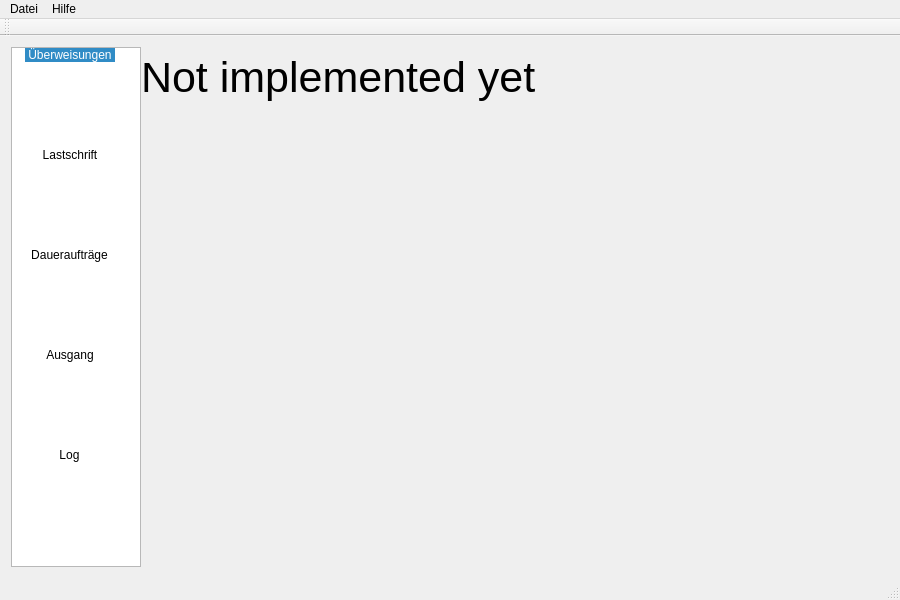
Qt form src/mainwindow.ui (schmufu/abtransfers) before a commit.
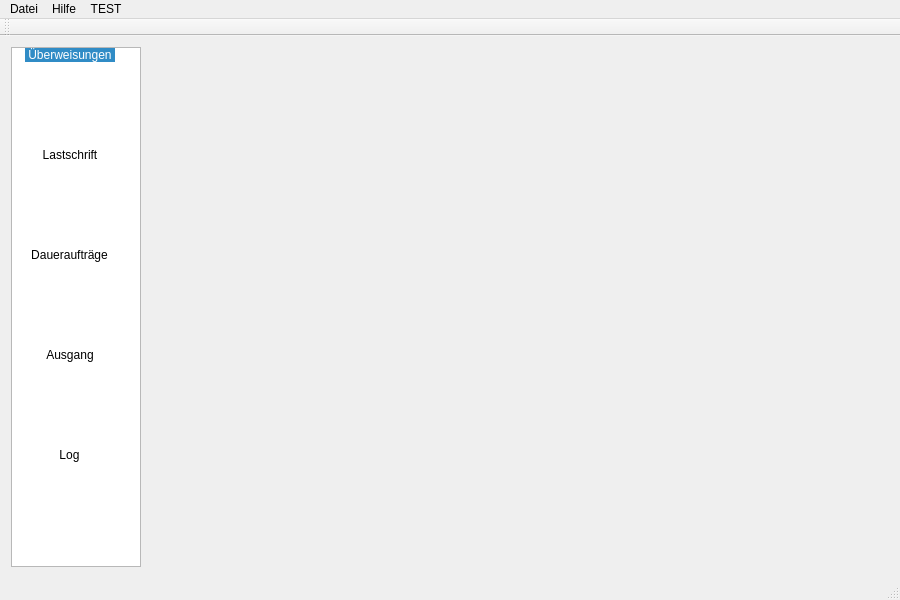
The same form after that commit. The open tabs and pages were chosen to show the change. Icons and pictures are not drawn.

Patch:
```diff
--- a/src/mainwindow.ui
+++ b/src/mainwindow.ui
@@ -389,26 +389,7 @@
           </property>
          </widget>
         </widget>
-        <widget class="QWidget" name="Log">
-         <widget class="QLabel" name="label_9">
-          <property name="geometry">
-           <rect>
-            <x>0</x>
-            <y>0</y>
-            <width>461</width>
-            <height>61</height>
-           </rect>
-          </property>
-          <property name="font">
-           <font>
-            <pointsize>32</pointsize>
-           </font>
-          </property>
-          <property name="text">
-           <string>Not implemented yet</string>
-          </property>
-         </widget>
-        </widget>
+        <widget class="QWidget" name="Log"/>
        </widget>
       </item>
      </layout>
@@ -438,8 +419,17 @@
     <addaction name="actionAbout_Qt"/>
     <addaction name="actionAbout_abTransfers"/>
    </widget>
+   <widget class="QMenu" name="menuTEST">
+    <property name="title">
+     <string>TEST</string>
+    </property>
+    <addaction name="actionAddGetDAs"/>
+    <addaction name="actionAddGetDated"/>
+    <addaction name="actionExecQueued"/>
+   </widget>
    <addaction name="menuDatei"/>
    <addaction name="menuHelp"/>
+   <addaction name="menuTEST"/>
   </widget>
   <widget class="QToolBar" name="mainToolBar">
    <attribute name="toolBarArea">
```
Left out of the diff: 33 changed lines with no effect on the pictures.
